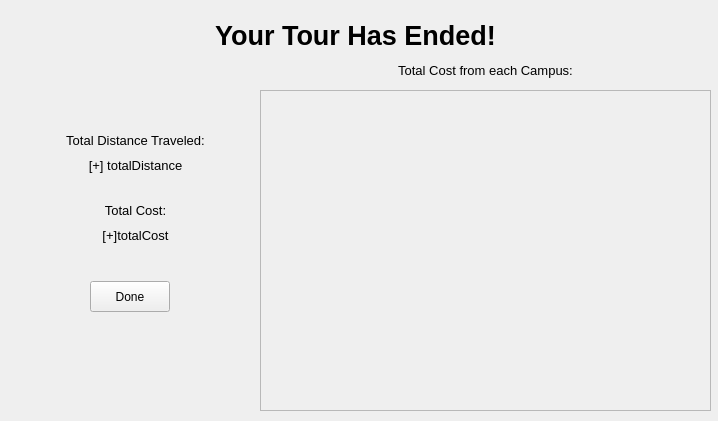
This is endtour.ui in Rthiskidw/Project1-CollegeTouring as Qt 5 draws it before an edit. The edited form follows.
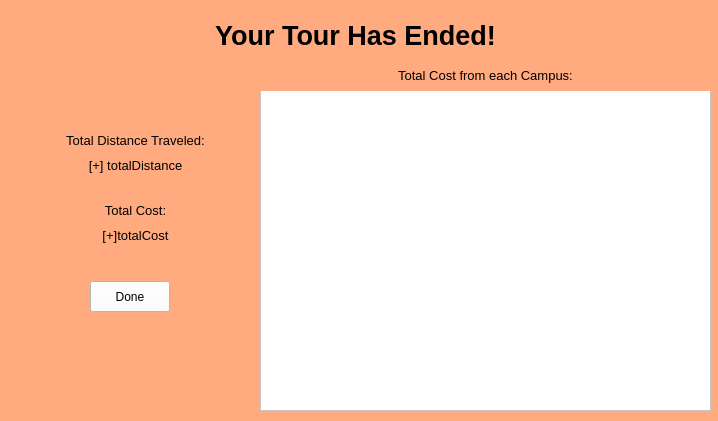
This is the edited form.

Commit message: Added background colors to some UI pages

```diff
--- a/endtour.ui
+++ b/endtour.ui
@@ -13,6 +13,9 @@
   <property name="windowTitle">
    <string>Form</string>
   </property>
+  <property name="styleSheet">
+   <string notr="true">background-color: rgb(255, 170, 127);</string>
+  </property>
   <widget class="QLabel" name="label">
    <property name="geometry">
     <rect>
@@ -129,6 +132,9 @@
      <height>321</height>
     </rect>
    </property>
+   <property name="styleSheet">
+    <string notr="true">background-color: rgb(255, 255, 255)</string>
+   </property>
    <property name="widgetResizable">
     <bool>true</bool>
    </property>
@@ -147,9 +153,9 @@
    <property name="geometry">
     <rect>
      <x>260</x>
-     <y>50</y>
+     <y>60</y>
      <width>451</width>
-     <height>41</height>
+     <height>31</height>
     </rect>
    </property>
    <property name="font">
@@ -173,6 +179,9 @@
      <height>31</height>
     </rect>
    </property>
+   <property name="styleSheet">
+    <string notr="true">background-color: rgb(255, 255, 255)</string>
+   </property>
    <property name="text">
     <string>Done</string>
    </property>
```
The commit also changes 4 other files.
